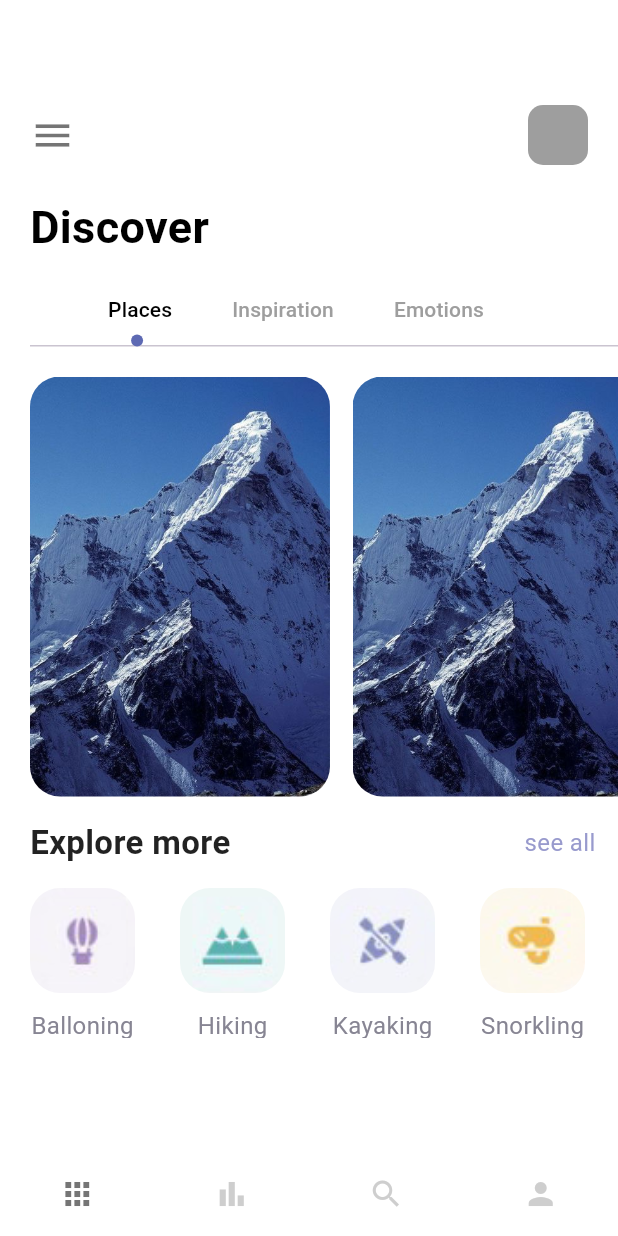
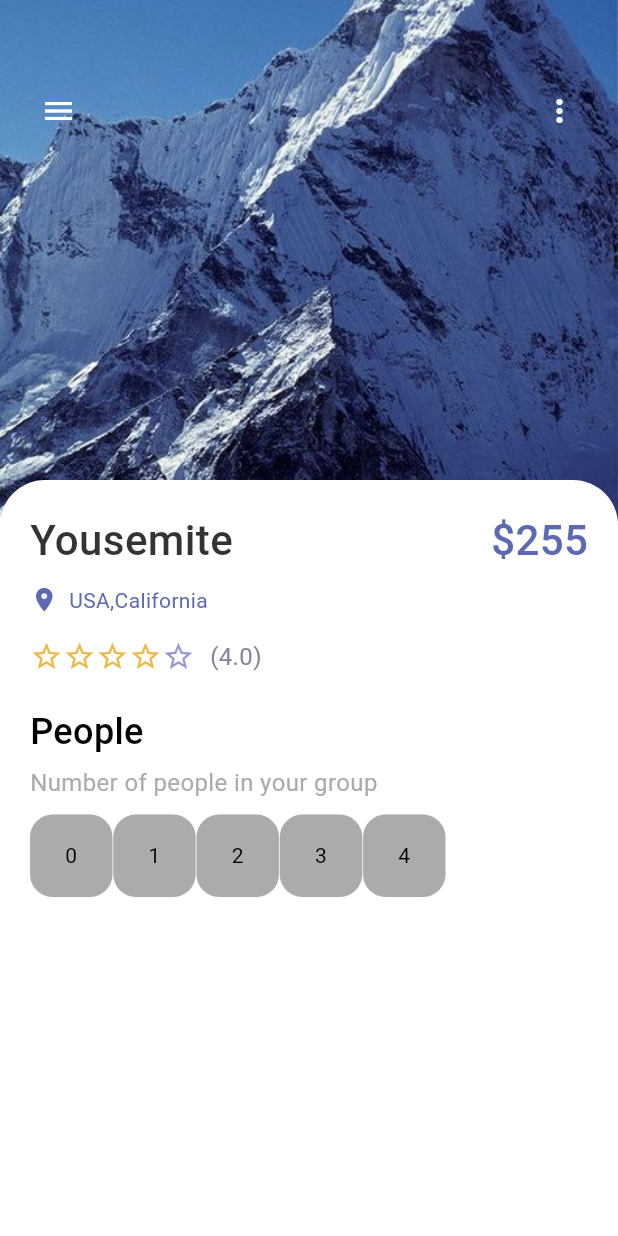
Before and after one commit to Ahmed-mohamed72/Travel-app, a Flutter app: the screen it shows after launch, on a phone screen of 412 x 824 dp. Run offline on Flutter 3.47's test engine with Material 3 defaults, Android fonts, the phone set to English and light mode, and no system bars.

Commit message:
create a half of detail view and.

```diff
--- a/lib/main.dart
+++ b/lib/main.dart
@@ -1,4 +1,5 @@
 import 'package:flutter/material.dart';
+import 'package:travel_app1/views/detail_view.dart';
 import 'package:travel_app1/views/nav_views/main_view.dart';
 import 'package:travel_app1/views/welcom_view.dart';
 
@@ -20,7 +21,6 @@ class TravelApp extends StatelessWidget {
                 iconTheme: IconThemeData(color: Colors.black),
                 elevation: 0,
                 backgroundColor: Colors.white)),
-      home: const MainView(),
-    );
+        home: const DetailView());
   }
 }
--- /dev/null
+++ b/lib/views/detail_view.dart
@@ -0,0 +1,161 @@
+import 'package:flutter/material.dart';
+import 'package:travel_app1/misc/colors.dart';
+import 'package:travel_app1/widgets/app_buttons.dart';
+import 'package:travel_app1/widgets/app_large_text.dart';
+import 'package:travel_app1/widgets/app_text.dart';
+
+class DetailView extends StatefulWidget {
+  const DetailView({super.key});
+
+  @override
+  State<DetailView> createState() => _DetailViewState();
+}
+
+class _DetailViewState extends State<DetailView> {
+  int currentStar = 4;
+  @override
+  Widget build(BuildContext context) {
+    return Scaffold(
+      backgroundColor: Colors.white,
+      body: Container(
+        width: double.maxFinite,
+        height: double.maxFinite,
+        child: Stack(
+          children: [
+            Positioned(
+              left: 0,
+              right: 0,
+              child: Container(
+                width: double.maxFinite,
+                height: 350,
+                decoration: const BoxDecoration(
+                  image: DecorationImage(
+                    image: AssetImage("assets/img/mountain.jpeg"),
+                    fit: BoxFit.cover,
+                  ),
+                ),
+              ),
+            ),
+            Positioned(
+              left: 15,
+              top: 50,
+              right: 15,
+              child: Row(
+                mainAxisAlignment: MainAxisAlignment.spaceBetween,
+                children: [
+                  IconButton(
+                    onPressed: () {},
+                    icon: const Icon(
+                      Icons.menu,
+                      color: Colors.white,
+                    ),
+                  ),
+                  IconButton(
+                    onPressed: () {},
+                    icon: const Icon(
+                      Icons.more_vert,
+                      color: Colors.white,
+                    ),
+                  ),
+                ],
+              ),
+            ),
+            Positioned(
+              top: 320,
+              child: Container(
+                padding: const EdgeInsets.only(top: 20, right: 20, left: 20),
+                width: MediaQuery.of(context).size.width,
+                height: 420,
+                decoration: const BoxDecoration(
+                  borderRadius: BorderRadius.only(
+                      topLeft: Radius.circular(30),
+                      topRight: Radius.circular(30)),
+                  color: Colors.white,
+                ),
+                child: Column(
+                  crossAxisAlignment: CrossAxisAlignment.start,
+                  children: [
+                    Row(
+                      mainAxisAlignment: MainAxisAlignment.spaceBetween,
+                      children: [
+                        AppLargeText(
+                          text: "Yousemite",
+                          color: Colors.black.withOpacity(0.8),
+                          size: 28,
+                        ),
+                        AppLargeText(
+                          text: "\$255",
+                          color: AppColors.mainColor,
+                          size: 28,
+                        )
+                      ],
+                    ),
+                    const SizedBox(height: 10),
+                    Row(
+                      children: [
+                        Icon(
+                          Icons.location_on,
+                          color: AppColors.mainColor,
+                          size: 19,
+                        ),
+                        const SizedBox(width: 7),
+                        Text(
+                          "USA,California",
+                          style: TextStyle(color: AppColors.mainColor),
+                        ),
+                      ],
+                    ),
+                    const SizedBox(height: 16),
+                    Row(
+                      children: [
+                        Wrap(
+                          children: List.generate(
+                            5,
+                            (index) {
+                              return Icon(Icons.star_border,
+                                  color: index < currentStar
+                                      ? AppColors.starColor
+                                      : AppColors.textColor1,
+                                  size: 22);
+                            },
+                          ),
+                        ),
+                        const SizedBox(width: 10),
+                        AppText(
+                          text: "(4.0)",
+                          color: AppColors.textColor2,
+                        )
+                      ],
+                    ),
+                    const SizedBox(height: 22),
+                    const AppLargeText(
+                      text: "People",
+                      size: 24,
+                    ),
+                    const SizedBox(height: 5),
+                    AppText(
+                      text: "Number of people in your group",
+                      color: AppColors.mainTextColor,
+                    ),
+                    const SizedBox(height: 10),
+                    Wrap(
+                      spacing: 0.5,
+                      children: List.generate(5, (index) {
+                        return AppButtons(
+                            text: index.toString(),
+                            dataColor: Colors.black,
+                            backgroundColor: AppColors.mainTextColor,
+                            borderColor: AppColors.mainTextColor,
+                            size: 55);
+                      }),
+                    )
+                  ],
+                ),
+              ),
+            )
+          ],
+        ),
+      ),
+    );
+  }
+}
--- a/lib/views/nav_views/main_view.dart
+++ b/lib/views/nav_views/main_view.dart
@@ -1,6 +1,6 @@
 import 'package:flutter/material.dart';
 import 'package:travel_app1/views/nav_views/bar_item_view.dart';
-import 'package:travel_app1/views/nav_views/home_view.dart';
+import 'package:travel_app1/views/home_view.dart';
 import 'package:travel_app1/views/nav_views/my_view.dart';
 import 'package:travel_app1/views/nav_views/search_view.dart';
 
--- /dev/null
+++ b/lib/widgets/app_buttons.dart
@@ -0,0 +1,43 @@
+import 'package:flutter/material.dart';
+
+class AppButtons extends StatelessWidget {
+  final bool isIcon;
+  final String? text;
+  final IconData? icon;
+  final Color dataColor;
+  final Color backgroundColor;
+  final Color borderColor;
+  final double size;
+  const AppButtons({
+    super.key,
+    this.isIcon = false,
+    this.icon,
+    this.text,
+    required this.dataColor,
+    required this.backgroundColor,
+    required this.borderColor,
+    required this.size,
+  });
+
+  @override
+  Widget build(BuildContext context) {
+    return Container(
+        height: size,
+        width: size,
+        decoration: BoxDecoration(
+            border: Border.all(color: borderColor, width: 0.1),
+            borderRadius: BorderRadius.circular(15),
+            color: backgroundColor),
+        child: Center(
+          child: isIcon == false
+              ? Text(
+                  text!,
+                  style: TextStyle(color: dataColor),
+                )
+              : Icon(
+                  icon,
+                  color: dataColor,
+                ),
+        ));
+  }
+}
--- a/lib/widgets/app_large_text.dart
+++ b/lib/widgets/app_large_text.dart
@@ -17,7 +17,7 @@ class AppLargeText extends StatelessWidget {
       style: TextStyle(
         fontSize: size,
         color: color,
-        fontWeight: FontWeight.bold,
+        fontWeight: FontWeight.w500,
       ),
     );
   }
```
Also changed, not shown: lib/views/home_view.dart (renamed from lib/views/nav_views/home_view.dart). Lines whose indentation alone changed are shown as unchanged.
